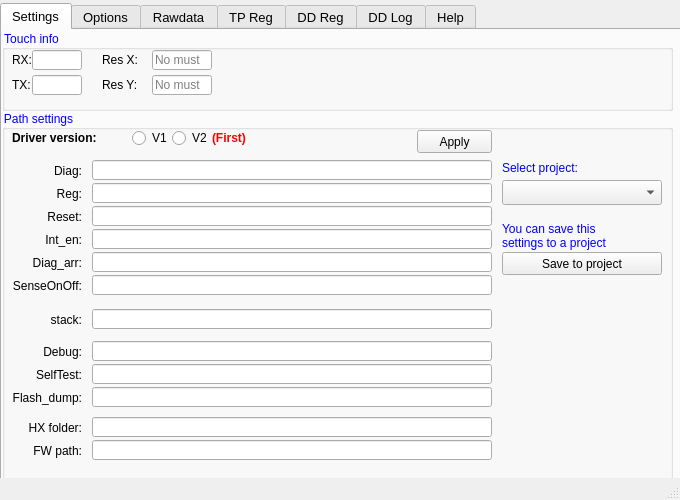
MorgenYang/newMonitor, file uimonitor_init.ui: the form before one commit.
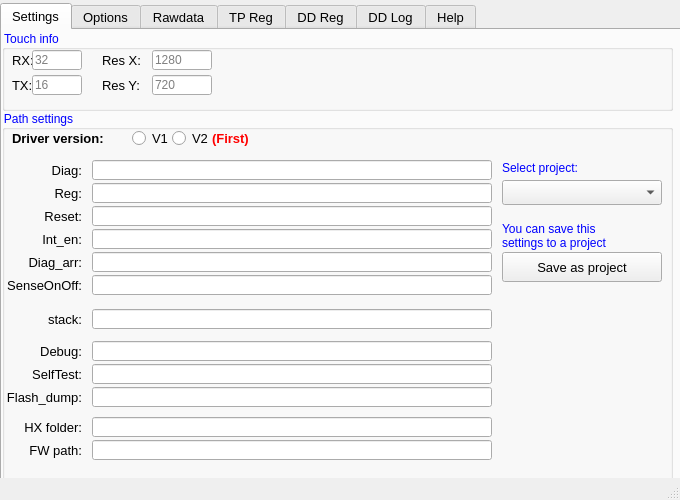
The form after the commit. Icons and pictures are not drawn.

What changed in the file:
```diff
--- a/uimonitor_init.ui
+++ b/uimonitor_init.ui
@@ -91,6 +91,9 @@
           <property name="maxLength">
            <number>2</number>
           </property>
+          <property name="placeholderText">
+           <string>32</string>
+          </property>
          </widget>
          <widget class="QLineEdit" name="touchInfoTXLineEdit">
           <property name="geometry">
@@ -107,6 +110,9 @@
           <property name="maxLength">
            <number>2</number>
           </property>
+          <property name="placeholderText">
+           <string>16</string>
+          </property>
          </widget>
          <widget class="QLabel" name="touchInfoRXLabel">
           <property name="geometry">
@@ -117,6 +123,11 @@
             <height>20</height>
            </rect>
           </property>
+          <property name="font">
+           <font>
+            <pointsize>10</pointsize>
+           </font>
+          </property>
           <property name="styleSheet">
            <string notr="true">color: rgb(0, 0, 0);</string>
           </property>
@@ -133,6 +144,11 @@
             <height>20</height>
            </rect>
           </property>
+          <property name="font">
+           <font>
+            <pointsize>10</pointsize>
+           </font>
+          </property>
           <property name="styleSheet">
            <string notr="true">color: rgb(0, 0, 0);</string>
           </property>
@@ -149,6 +165,11 @@
             <height>20</height>
            </rect>
           </property>
+          <property name="font">
+           <font>
+            <pointsize>10</pointsize>
+           </font>
+          </property>
           <property name="styleSheet">
            <string notr="true">color: rgb(0, 0, 0);</string>
           </property>
@@ -165,6 +186,11 @@
             <height>20</height>
            </rect>
           </property>
+          <property name="font">
+           <font>
+            <pointsize>10</pointsize>
+           </font>
+          </property>
           <property name="styleSheet">
            <string notr="true">color: rgb(0, 0, 0);</string>
           </property>
@@ -188,7 +214,7 @@
            <number>4</number>
           </property>
           <property name="placeholderText">
-           <string>No must</string>
+           <string>1280</string>
           </property>
          </widget>
          <widget class="QLineEdit" name="touchInfoRexYLineEdit">
@@ -207,7 +233,7 @@
            <number>4</number>
           </property>
           <property name="placeholderText">
-           <string>No must</string>
+           <string>720</string>
           </property>
          </widget>
         </widget>
@@ -241,6 +267,11 @@
             <height>16</height>
            </rect>
           </property>
+          <property name="font">
+           <font>
+            <pointsize>10</pointsize>
+           </font>
+          </property>
           <property name="cursor">
            <cursorShape>PointingHandCursor</cursorShape>
           </property>
@@ -269,6 +300,11 @@
             <height>16</height>
            </rect>
           </property>
+          <property name="font">
+           <font>
+            <pointsize>10</pointsize>
+           </font>
+          </property>
           <property name="cursor">
            <cursorShape>PointingHandCursor</cursorShape>
           </property>
@@ -299,6 +335,7 @@
           </property>
           <property name="font">
            <font>
+            <pointsize>10</pointsize>
             <weight>75</weight>
             <bold>true</bold>
            </font>
@@ -319,6 +356,11 @@
             <height>21</height>
            </rect>
           </property>
+          <property name="font">
+           <font>
+            <pointsize>10</pointsize>
+           </font>
+          </property>
           <property name="styleSheet">
            <string notr="true">color: rgb(0, 0, 0);</string>
           </property>
@@ -338,6 +380,11 @@
             <height>21</height>
            </rect>
           </property>
+          <property name="font">
+           <font>
+            <pointsize>10</pointsize>
+           </font>
+          </property>
           <property name="styleSheet">
            <string notr="true">color: rgb(0, 0, 0);</string>
           </property>
@@ -357,6 +404,11 @@
             <height>21</height>
            </rect>
           </property>
+          <property name="font">
+           <font>
+            <pointsize>10</pointsize>
+           </font>
+          </property>
           <property name="styleSheet">
            <string notr="true">color: rgb(0, 0, 0);</string>
           </property>
@@ -376,6 +428,11 @@
             <height>21</height>
            </rect>
           </property>
+          <property name="font">
+           <font>
+            <pointsize>10</pointsize>
+           </font>
+          </property>
           <property name="styleSheet">
            <string notr="true">color: rgb(0, 0, 0);</string>
           </property>
@@ -395,6 +452,11 @@
             <height>21</height>
            </rect>
           </property>
+          <property name="font">
+           <font>
+            <pointsize>10</pointsize>
+           </font>
+          </property>
           <property name="styleSheet">
            <string notr="true">color: rgb(0, 0, 0);</string>
           </property>
@@ -414,6 +476,11 @@
             <height>21</height>
            </rect>
           </property>
+          <property name="font">
+           <font>
+            <pointsize>10</pointsize>
+           </font>
+          </property>
           <property name="styleSheet">
            <string notr="true">color: rgb(0, 0, 0);</string>
           </property>
@@ -433,6 +500,11 @@
             <height>21</height>
            </rect>
           </property>
+          <property name="font">
+           <font>
+            <pointsize>10</pointsize>
+           </font>
+          </property>
           <property name="styleSheet">
            <string notr="true">color: rgb(0, 0, 0);</string>
           </property>
@@ -452,6 +524,11 @@
             <height>21</height>
            </rect>
           </property>
+          <property name="font">
+           <font>
+            <pointsize>10</pointsize>
+           </font>
+          </property>
           <property name="styleSheet">
            <string notr="true">color: rgb(0, 0, 0);</string>
           </property>
@@ -471,6 +548,11 @@
             <height>21</height>
            </rect>
           </property>
+          <property name="font">
+           <font>
+            <pointsize>10</pointsize>
+           </font>
+          </property>
           <property name="styleSheet">
            <string notr="true">color: rgb(0, 0, 0);</string>
           </property>
@@ -490,6 +572,11 @@
             <height>21</height>
            </rect>
           </property>
+          <property name="font">
+           <font>
+            <pointsize>10</pointsize>
+           </font>
+          </property>
           <property name="styleSheet">
            <string notr="true">color: rgb(0, 0, 0);</string>
           </property>
@@ -509,6 +596,11 @@
             <height>21</height>
            </rect>
           </property>
+          <property name="font">
+           <font>
+            <pointsize>10</pointsize>
+           </font>
+          </property>
           <property name="styleSheet">
            <string notr="true">color: rgb(0, 0, 0);</string>
           </property>
@@ -528,6 +620,11 @@
             <height>21</height>
            </rect>
           </property>
+          <property name="font">
+           <font>
+            <pointsize>10</pointsize>
+           </font>
+          </property>
           <property name="styleSheet">
            <string notr="true">color: rgb(0, 0, 0);</string>
           </property>
@@ -694,25 +791,6 @@
            <string notr="true">color: rgb(0, 0, 0);</string>
           </property>
          </widget>
-         <widget class="QPushButton" name="pathApplyPushButton">
-          <property name="geometry">
-           <rect>
-            <x>415</x>
-            <y>20</y>
-            <width>75</width>
-            <height>23</height>
-           </rect>
-          </property>
-          <property name="cursor">
-           <cursorShape>PointingHandCursor</cursorShape>
-          </property>
-          <property name="styleSheet">
-           <string notr="true">color: rgb(0, 0, 0);</string>
-          </property>
-          <property name="text">
-           <string>Apply</string>
-          </property>
-         </widget>
          <widget class="QLabel" name="pathConmmentLabel">
           <property name="geometry">
            <rect>
@@ -724,6 +802,7 @@
           </property>
           <property name="font">
            <font>
+            <pointsize>10</pointsize>
             <weight>75</weight>
             <bold>true</bold>
            </font>
@@ -787,9 +866,14 @@
             <x>500</x>
             <y>142</y>
             <width>160</width>
-            <height>23</height>
+            <height>30</height>
            </rect>
           </property>
+          <property name="font">
+           <font>
+            <pointsize>10</pointsize>
+           </font>
+          </property>
           <property name="cursor">
            <cursorShape>PointingHandCursor</cursorShape>
           </property>
@@ -800,7 +884,7 @@
            <string notr="true">color: rgb(0, 0, 0);</string>
           </property>
           <property name="text">
-           <string>Save to project</string>
+           <string>Save as project</string>
           </property>
          </widget>
         </widget>
```
Left out of the diff: 1027 changed lines with no effect on the pictures.
